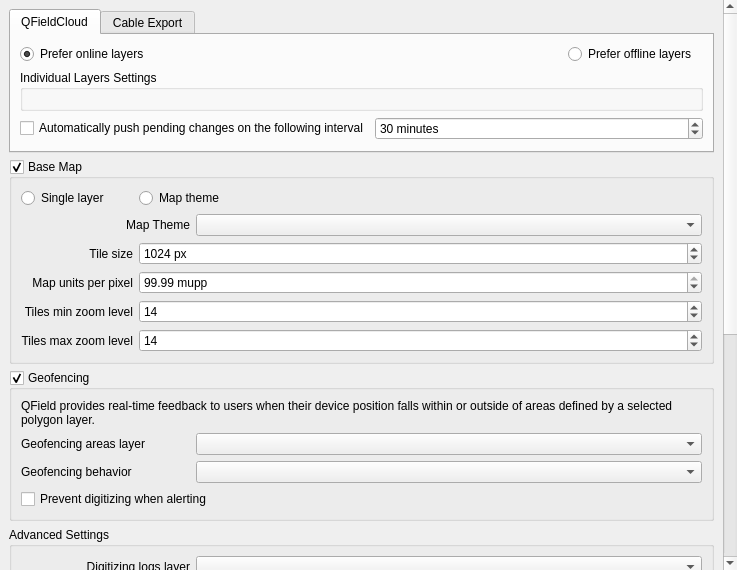
yamamoto-ryuzo/yr-qgis-launcher, file launcher/portable_profile/profiles/portable/python/plugins/qfieldsync/ui/project_configuration_widget.ui: the form before one commit.
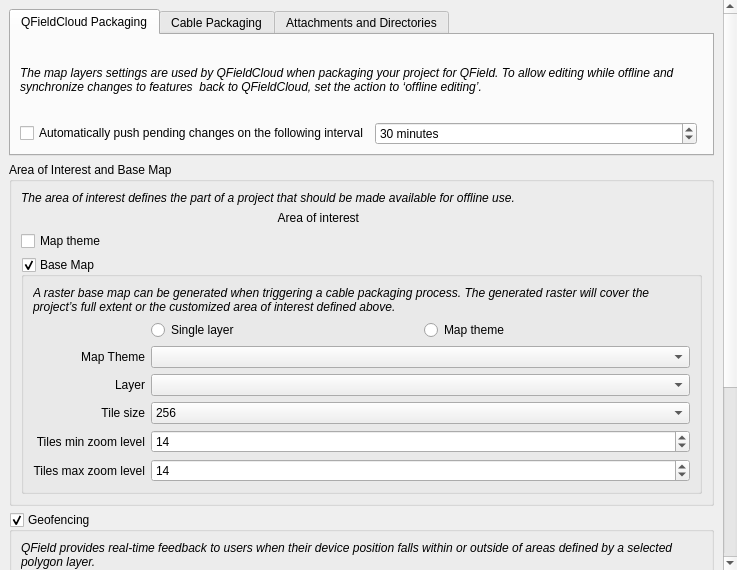
The form after the commit. Custom widgets are drawn as their Qt base class.

```diff
--- a/launcher/portable_profile/profiles/portable/python/plugins/qfieldsync/ui/project_configuration_widget.ui
+++ b/launcher/portable_profile/profiles/portable/python/plugins/qfieldsync/ui/project_configuration_widget.ui
@@ -1,7 +1,7 @@
 <?xml version="1.0" encoding="UTF-8"?>
 <ui version="4.0">
- <class>QField</class>
- <widget class="QWidget" name="QField">
+ <class>ProjectConfigurationWidgetBase</class>
+ <widget class="QWidget" name="ProjectConfigurationWidgetBase">
   <property name="geometry">
    <rect>
     <x>0</x>
@@ -16,9 +16,6 @@
     <verstretch>0</verstretch>
    </sizepolicy>
   </property>
-  <property name="windowTitle">
-   <string>Configure Project for QField Synchronisation</string>
-  </property>
   <layout class="QVBoxLayout" name="verticalLayout">
    <property name="leftMargin">
     <number>0</number>
@@ -69,41 +66,25 @@
            </sizepolicy>
           </property>
           <attribute name="title">
-           <string>QFieldCloud</string>
+           <string>QFieldCloud Packaging</string>
           </attribute>
-          <layout class="QGridLayout" name="gridLayout_2" columnstretch="1,0,0">
-           <item row="0" column="0">
-            <widget class="QRadioButton" name="preferOnlineLayersRadioButton">
+          <layout class="QGridLayout" name="cloudExportLayout" columnstretch="1,0">
+           <item row="1" column="0" colspan="2">
+            <widget class="QLabel" name="cloudExportLabel">
+             <property name="font">
+              <font>
+               <italic>true</italic>
+              </font>
+             </property>
              <property name="text">
-              <string>Prefer online layers</string>
+              <string>The map layers settings are used by QFieldCloud when packaging your project for QField. To allow editing while offline and synchronize changes to features  back to QFieldCloud, set the action to ‘offline editing’.</string>
              </property>
-             <property name="checked">
+             <property name="wordWrap">
               <bool>true</bool>
              </property>
             </widget>
            </item>
-           <item row="3" column="0" colspan="3">
-            <widget class="QgsCollapsibleGroupBox" name="cloudAdvancedSettings">
-             <property name="title">
-              <string>Individual Layers Settings</string>
-             </property>
-             <property name="collapsed">
-              <bool>true</bool>
-             </property>
-             <property name="saveCheckedState">
-              <bool>true</bool>
-             </property>
-             <layout class="QVBoxLayout" name="verticalLayout_4"/>
-            </widget>
-           </item>
-           <item row="0" column="1">
-            <widget class="QRadioButton" name="preferOfflineLayersRadioButton">
-             <property name="text">
-              <string>Prefer offline layers</string>
-             </property>
-            </widget>
-           </item>
-           <item row="4" column="0" colspan="3">
+           <item row="2" column="0">
             <layout class="QHBoxLayout" name="horizontalLayout">
              <item>
               <widget class="QCheckBox" name="forceAutoPush">
@@ -148,33 +129,148 @@
              </item>
             </layout>
            </item>
-           <item row="5" column="0" colspan="3">
-            <spacer name="verticalSpacer_2">
-             <property name="orientation">
-              <enum>Qt::Vertical</enum>
-             </property>
-             <property name="sizeType">
-              <enum>QSizePolicy::MinimumExpanding</enum>
-             </property>
-             <property name="sizeHint" stdset="0">
-              <size>
-               <width>20</width>
-               <height>0</height>
-              </size>
-             </property>
-            </spacer>
-           </item>
           </layout>
          </widget>
          <widget class="QWidget" name="cableExportTab">
           <attribute name="title">
-           <string>Cable Export</string>
+           <string>Cable Packaging</string>
           </attribute>
-          <layout class="QGridLayout" name="gridLayout_6"/>
+          <layout class="QGridLayout" name="cableExportLayout">
+           <item row="0" column="0">
+            <widget class="QLabel" name="cableExportLabel">
+             <property name="font">
+              <font>
+               <italic>true</italic>
+              </font>
+             </property>
+             <property name="text">
+              <string>The map layers settings are used when packaging your project intended for manually copying the generated project onto your devices manually via USB cable or other file sharing  mechanisms.</string>
+             </property>
+             <property name="wordWrap">
+              <bool>true</bool>
+             </property>
+            </widget>
+           </item>
+          </layout>
+         </widget>
+         <widget class="QWidget" name="attachmentsDirectoriesTab">
+          <attribute name="title">
+           <string>Attachments and Directories</string>
+          </attribute>
+          <layout class="QGridLayout" name="attachmentsDirectoriesLayout" columnstretch="1,0">
+           <item row="0" column="0" colspan="2">
+            <widget class="QLabel" name="attachmentsDirectoriesLabel">
+             <property name="font">
+              <font>
+               <italic>true</italic>
+              </font>
+             </property>
+             <property name="text">
+              <string>When packaging a project, attachment and data directories are copied into the QField project. &lt;b&gt;Attachment&lt;/b&gt; directories should be tied to feature form attachment editor widgets while &lt;b&gt;data&lt;/b&gt; directories are used to package assets such as print layout,decoration images or QField project plugin files.</string>
+             </property>
+             <property name="wordWrap">
+              <bool>true</bool>
+             </property>
+            </widget>
+           </item>
+           <item row="2" column="1">
+            <widget class="QgsSpinBox" name="maximumImageWidthHeight">
+             <property name="sizePolicy">
+              <sizepolicy hsizetype="Expanding" vsizetype="Fixed">
+               <horstretch>1</horstretch>
+               <verstretch>0</verstretch>
+              </sizepolicy>
+             </property>
+             <property name="suffix">
+              <string> px</string>
+             </property>
+             <property name="minimum">
+              <number>0</number>
+             </property>
+             <property name="maximum">
+              <number>99999999</number>
+             </property>
+             <property name="value">
+              <number>0</number>
+             </property>
+             <property name="showClearButton">
+              <bool>true</bool>
+             </property>
+             <property name="clearValue">
+              <bool>false</bool>
+             </property>
+            </widget>
+           </item>
+           <item row="2" column="0">
+            <widget class="QLabel" name="maximumImageWidthHeightLabel">
+             <property name="text">
+              <string>Maximum allowed width or height (in pixels) of image attachments</string>
+             </property>
+            </widget>
+           </item>
+           <item row="3" column="0">
+            <widget class="QLabel" name="customizeImageStampingLabel">
+             <property name="text">
+              <string>Customize image stamping details</string>
+             </property>
+            </widget>
+           </item>
+           <item row="3" column="1">
+            <widget class="QPushButton" name="customizeImageStampingButton">
+             <property name="text">
+              <string>Settings</string>
+             </property>
+            </widget>
+           </item>
+          </layout>
          </widget>
         </widget>
        </item>
        <item>
+        <widget class="QgsCollapsibleGroupBox" name="areaOfInterestBaseMapGroupBox">
+         <property name="title">
+          <string>Area of Interest and Base Map</string>
+         </property>
+         <property name="collapsed">
+          <bool>true</bool>
+         </property>
+         <layout class="QGridLayout" name="areaOfInterestBaseMapLayout">
+          <item row="0" column="0" colspan="2">
+           <widget class="QLabel" name="areaOfInterestLabel">
+            <property name="font">
+             <font>
+              <italic>true</italic>
+             </font>
+            </property>
+            <property name="text">
+             <string>The area of interest defines the part of a project that should be made available for offline use.</string>
+            </property>
+            <property name="wordWrap">
+             <bool>true</bool>
+            </property>
+           </widget>
+          </item>
+          <item row="1" column="0">
+           <widget class="QLabel" name="customAreaOfInterestLabel">
+            <property name="text">
+             <string>Area of interest</string>
+            </property>
+            <property name="alignment">
+             <set>Qt::AlignRight|Qt::AlignTrailing|Qt::AlignVCenter</set>
+            </property>
+           </widget>
+          </item>
+          <item row="2" column="0" colspan="2">
+           <widget class="QCheckBox" name="onlyOfflineCopyFeaturesInAoi">
+            <property name="text">
+             <string>Map theme</string>
+            </property>
+            <attribute name="buttonGroup">
+             <string notr="true">buttonGroup</string>
+            </attribute>
+           </widget>
+          </item>
+          <item row="3" column="0" colspan="2">
         <widget class="QgsCollapsibleGroupBox" name="createBaseMapGroupBox">
          <property name="title">
           <string>Base Map</string>
@@ -182,21 +278,29 @@
          <property name="checkable">
           <bool>true</bool>
          </property>
-         <property name="saveCheckedState">
+            <property name="collapsed">
+             <bool>false</bool>
+            </property>
+            <property name="saveCollapsedState">
           <bool>true</bool>
          </property>
          <layout class="QGridLayout" name="gridLayout">
-          <item row="0" column="1">
-           <widget class="QRadioButton" name="mapThemeRadioButton">
+             <item row="0" column="0" colspan="2">
+              <widget class="QLabel" name="baseMapLabel">
+               <property name="font">
+                <font>
+                 <italic>true</italic>
+                </font>
+               </property>
             <property name="text">
-             <string>Map theme</string>
-            </property>
-            <attribute name="buttonGroup">
-             <string notr="true">buttonGroup</string>
-            </attribute>
-           </widget>
-          </item>
-          <item row="6" column="1">
+                <string>A raster base map can be generated when triggering a cable packaging process. The generated raster will cover the project’s full extent or the customized area of interest defined above.</string>
+               </property>
+               <property name="wordWrap">
+                <bool>true</bool>
+               </property>
+              </widget>
+             </item>
+             <item row="9" column="1">
            <widget class="QgsSpinBox" name="baseMapTilesMaxZoomLevelSpinBox">
             <property name="sizePolicy">
              <sizepolicy hsizetype="Expanding" vsizetype="Fixed">
@@ -215,8 +319,8 @@
             </property>
            </widget>
           </item>
-          <item row="2" column="0">
-           <widget class="QLabel" name="tileSizeLabel">
+             <item row="5" column="0">
+              <widget class="QLabel" name="baseMapTileSizeLabel">
             <property name="text">
              <string>Tile size</string>
             </property>
@@ -225,7 +329,7 @@
             </property>
            </widget>
           </item>
-          <item row="4" column="1">
+             <item row="7" column="1">
            <widget class="QgsSpinBox" name="baseMapTilesMinZoomLevelSpinBox">
             <property name="sizePolicy">
              <sizepolicy hsizetype="Expanding" vsizetype="Fixed">
@@ -244,7 +348,9 @@
             </property>
            </widget>
           </item>
-          <item row="0" column="0">
+             <item row="1" column="1">
+              <layout class="QHBoxLayout" name="horizontalLayout_1">
+               <item>
            <widget class="QRadioButton" name="singleLayerRadioButton">
             <property name="text">
              <string>Single layer</string>
@@ -254,57 +360,19 @@
             </attribute>
            </widget>
           </item>
-          <item row="3" column="1">
-           <widget class="QgsDoubleSpinBox" name="mapUnitsPerPixel">
-            <property name="sizePolicy">
-             <sizepolicy hsizetype="Expanding" vsizetype="Fixed">
-              <horstretch>0</horstretch>
-              <verstretch>0</verstretch>
-             </sizepolicy>
-            </property>
-            <property name="toolTip">
-             <string>This determines the spatial resolution of the resulting map image. It depends on the CRS of the map canvas. For map units in [m], a value of 1 means each pixel covers an area of 1x1 m, a value of 1000 means 1 pixel per square kilometer.</string>
-            </property>
-            <property name="suffix">
-             <string> mupp</string>
-            </property>
-            <property name="value">
-             <double>99.989999999999995</double>
-            </property>
-           </widget>
-          </item>
-          <item row="1" column="0" colspan="2">
-           <widget class="QStackedWidget" name="baseMapTypeStack">
-            <property name="sizePolicy">
-             <sizepolicy hsizetype="Preferred" vsizetype="Fixed">
-              <horstretch>0</horstretch>
-              <verstretch>0</verstretch>
-             </sizepolicy>
-            </property>
-            <property name="inputMethodHints">
-             <set>Qt::ImhDialableCharactersOnly</set>
-            </property>
-            <widget class="QWidget" name="mapThemePage">
-             <property name="sizePolicy">
-              <sizepolicy hsizetype="Expanding" vsizetype="Fixed">
-               <horstretch>0</horstretch>
-               <verstretch>0</verstretch>
-              </sizepolicy>
-             </property>
-             <layout class="QGridLayout" name="gridLayout_4" columnstretch="1,3">
-              <property name="leftMargin">
-               <number>0</number>
-              </property>
-              <property name="topMargin">
-               <number>0</number>
-              </property>
-              <property name="rightMargin">
-               <number>0</number>
-              </property>
-              <property name="bottomMargin">
-               <number>0</number>
-              </property>
-              <item row="0" column="0">
+               <item>
+                <widget class="QRadioButton" name="mapThemeRadioButton">
+                 <property name="text">
+                  <string>Map theme</string>
+                 </property>
+                 <attribute name="buttonGroup">
+                  <string notr="true">buttonGroup</string>
+                 </attribute>
+                </widget>
+               </item>
+              </layout>
+             </item>
+             <item row="2" column="0">
                <widget class="QLabel" name="baseMapMapThemeLabel">
                 <property name="text">
                  <string>Map Theme</string>
@@ -314,32 +382,10 @@
                 </property>
                </widget>
               </item>
-              <item row="0" column="1">
+             <item row="2" column="1">
                <widget class="QComboBox" name="mapThemeComboBox"/>
               </item>
-             </layout>
-            </widget>
-            <widget class="QWidget" name="singleLayerPage">
-             <property name="sizePolicy">
-              <sizepolicy hsizetype="Expanding" vsizetype="Fixed">
-               <horstretch>0</horstretch>
-               <verstretch>0</verstretch>
-              </sizepolicy>
-             </property>
-             <layout class="QGridLayout" name="gridLayout_5" columnstretch="1,3">
-              <property name="leftMargin">
-               <number>0</number>
-              </property>
-              <property name="topMargin">
-               <number>0</number>
-              </property>
-              <property name="rightMargin">
-               <number>0</number>
-              </property>
-              <property name="bottomMargin">
-               <number>0</number>
-              </property>
-              <item row="0" column="0">
+             <item row="3" column="0">
                <widget class="QLabel" name="baseMapLayerLabel">
                 <property name="text">
                  <string>Layer</string>
@@ -349,14 +395,10 @@
                 </property>
                </widget>
               </item>
-              <item row="0" column="1">
+             <item row="3" column="1">
                <widget class="QgsMapLayerComboBox" name="layerComboBox"/>
               </item>
-             </layout>
-            </widget>
-           </widget>
-          </item>
-          <item row="4" column="0">
+             <item row="7" column="0">
            <widget class="QLabel" name="baseMapTilesMinZoomLevelLabel">
             <property name="text">
              <string>Tiles min zoom level</string>
@@ -366,42 +408,7 @@
             </property>
            </widget>
           </item>
-          <item row="2" column="1">
-           <widget class="QgsSpinBox" name="tileSize">
-            <property name="sizePolicy">
-             <sizepolicy hsizetype="Expanding" vsizetype="Fixed">
-              <horstretch>0</horstretch>
-              <verstretch>0</verstretch>
-             </sizepolicy>
-            </property>
-            <property name="toolTip">
-             <string>Rendering will happen in tiles. This number determines the width and height (in pixels) that will be rendered per tile.</string>
-            </property>
-            <property name="suffix">
-             <string> px</string>
-            </property>
-            <property name="minimum">
-             <number>1</number>
-            </property>
-            <property name="maximum">
-             <number>10240</number>
-            </property>
-            <property name="value">
-             <number>1024</number>
-            </property>
-           </widget>
-          </item>
-          <item row="3" column="0">
-           <widget class="QLabel" name="mapUnitsPerPixelLabel">
-            <property name="text">
-             <string>Map units per pixel</string>
-            </property>
-            <property name="alignment">
-             <set>Qt::AlignRight|Qt::AlignTrailing|Qt::AlignVCenter</set>
-            </property>
-           </widget>
-          </item>
-          <item row="6" column="0">
+             <item row="9" column="0">
            <widget class="QLabel" name="baseMapTilesMaxZoomLevelLabel">
             <property name="text">
              <string>Tiles max zoom level</string>
@@ -411,6 +418,28 @@
             </property>
            </widget>
           </item>
+             <item row="5" column="1">
+              <widget class="QComboBox" name="baseMapTileSizeComboBox">
+               <item>
+                <property name="text">
+                 <string>256</string>
+                </property>
+               </item>
+               <item>
+                <property name="text">
+                 <string>512</string>
+                </property>
+               </item>
+               <item>
+                <property name="text">
+                 <string>1024</string>
+                </property>
+               </item>
+              </widget>
+             </item>
+            </layout>
+           </widget>
+          </item>
          </layout>
         </widget>
        </item>
@@ -422,9 +451,23 @@
          <property name="checkable">
           <bool>true</bool>
          </property>
+         <property name="collapsed">
+          <bool>false</bool>
+         </property>
+         <property name="saveCollapsedState">
+          <bool>true</bool>
+         </property>
          <layout class="QGridLayout" name="geofencingGridLayout" columnstretch="1,3">
+          <item row="2" column="1">
+           <widget class="QComboBox" name="geofencingBehaviorComboBox"/>
+          </item>
           <item row="0" column="0" colspan="2">
            <widget class="QLabel" name="geofencingIntroductionLabel">
+            <property name="font">
+             <font>
+              <italic>true</italic>
+             </font>
+            </property>
             <property name="text">
              <string>QField provides real-time feedback to users when their device position falls within or outside of areas defined by a selected polygon layer.</string>
             </property>
@@ -450,9 +493,6 @@
             </property>
            </widget>
           </item>
-          <item row="2" column="1">
-           <widget class="QComboBox" name="geofencingBehaviorComboBox"/>
-          </item>
           <item row="3" column="0" colspan="2">
            <widget class="QCheckBox" name="geofencingShouldPreventDigitizingCheckBox">
             <property name="text">
@@ -468,9 +508,6 @@
          <property name="title">
           <string>Advanced Settings</string>
          </property>
-         <property name="checkable">
-          <bool>false</bool>
-         </property>
          <property name="collapsed">
           <bool>false</bool>
          </property>
@@ -495,22 +532,6 @@
             <layout class="QVBoxLayout" name="verticalLayout_8"/>
            </widget>
           </item>
-          <item row="4" column="0">
-           <widget class="QLabel" name="attachmentDirsLabel">
-            <property name="toolTip">
-             <string>A list of directories and files to be treated as attachments. Usually the directories that store images and/or SVG are here.</string>
-            </property>
-            <property name="text">
-             <string>Attachment directories</string>
-            </property>
-            <property name="alignment">
-             <set>Qt::AlignRight|Qt::AlignTrailing|Qt::AlignVCenter</set>
-            </property>
-           </widget>
-          </item>
-          <item row="4" column="1">
-           <widget class="QListWidget" name="attachmentDirsListWidget"/>
-          </item>
           <item row="0" column="0">
            <widget class="QLabel" name="labelDigitizingLogsLayer">
             <property name="text">
@@ -521,65 +542,6 @@
             </property>
            </widget>
           </item>
-          <item row="2" column="1">
-           <widget class="QCheckBox" name="onlyOfflineCopyFeaturesInAoi">
-            <property name="text">
-             <string>Only copy features in area of interest</string>
-            </property>
-           </widget>
-          </item>
-          <item row="3" column="1">
-           <widget class="QgsSpinBox" name="maximumImageWidthHeight">
-            <property name="sizePolicy">
-             <sizepolicy hsizetype="Expanding" vsizetype="Fixed">
-              <horstretch>0</horstretch>
-              <verstretch>0</verstretch>
-             </sizepolicy>
-            </property>
-            <property name="toolTip">
-             <string>This number sets the maximum allowed width or height (in pixels) of an image attached to feature forms.</string>
-            </property>
-            <property name="suffix">
-             <string> px</string>
-            </property>
-            <property name="minimum">
-             <number>0</number>
-            </property>
-            <property name="maximum">
-             <number>99999999</number>
-            </property>
-            <property name="value">
-             <number>0</number>
-            </property>
-            <property name="showClearButton">
-             <bool>true</bool>
-            </property>
-            <property name="clearValue">
-             <bool>false</bool>
-            </property>
-           </widget>
-          </item>
-          <item row="3" column="0">
-           <widget class="QLabel" name="maximumImageWidthHeightLabel">
-            <property name="text">
-             <string>Max. image attachment
-(width or height)</string>
-            </property>
-            <property name="alignment">
-             <set>Qt::AlignRight|Qt::AlignTrailing|Qt::AlignVCenter</set>
-            </property>
-           </widget>
-          </item>
-          <item row="1" column="0">
-           <widget class="QLabel" name="areaOfInterestLabel">
-            <property name="text">
-             <string>Area of interest</string>
-            </property>
-            <property name="alignment">
-             <set>Qt::AlignRight|Qt::AlignTrailing|Qt::AlignVCenter</set>
-            </property>
-           </widget>
-          </item>
           <item row="0" column="1">
            <widget class="QgsMapLayerComboBox" name="digitizingLogsLayerComboBox"/>
           </item>
@@ -612,11 +574,6 @@
    <header>qgscollapsiblegroupbox.h</header>
    <container>1</container>
   </customwidget>
-  <customwidget>
-   <class>QgsDoubleSpinBox</class>
-   <extends>QDoubleSpinBox</extends>
-   <header>qgsdoublespinbox.h</header>
-  </customwidget>
   <customwidget>
    <class>QgsMapLayerComboBox</class>
    <extends>QComboBox</extends>
```
Left out of the diff: 16 changed lines with no effect on the pictures. Lines whose indentation alone changed are shown as unchanged.
